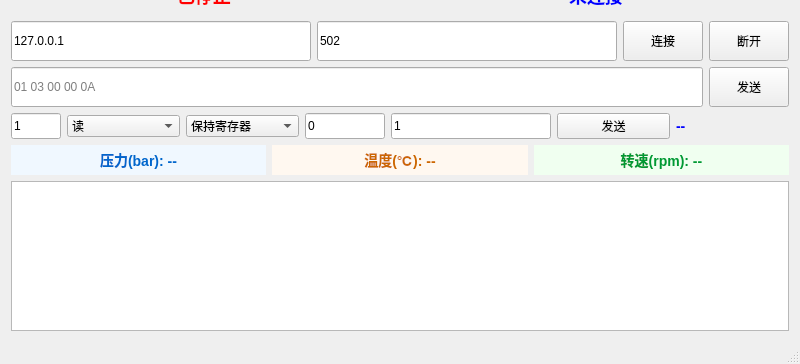
First picture: the form in hmi.ui, repository WQian886/HMI, before the edit; both pictures show x 0 to 800 and y 243 to 607 of the 800 by 607 pixel window.
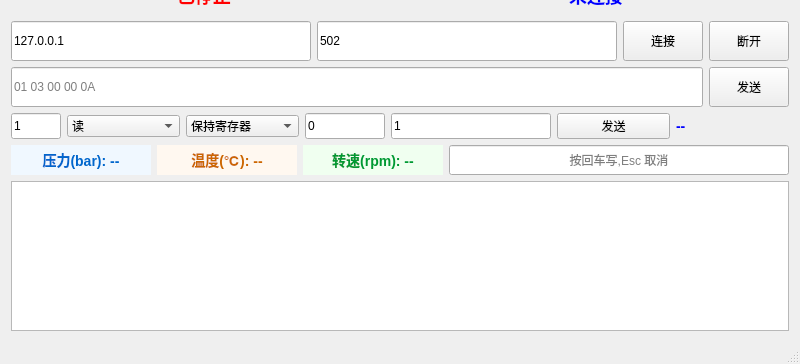
Second picture: the form after the edit.

```diff
--- a/hmi.ui
+++ b/hmi.ui
@@ -227,6 +227,20 @@
         <property name="styleSheet"><string>font-size: 14px; font-weight: bold; color: #009933; background-color: #f0fff0;</string></property>
        </widget>
       </item>
+      <!-- 阶段 4.2:UI → 变量 反向写测试入口(威纶通输入确认模式) -->
+      <item>
+       <widget class="QLineEdit" name="speedWriteEdit">
+        <property name="minimumSize">
+         <size><width>120</width><height>30</height></size>
+        </property>
+        <property name="placeholderText">
+         <string>按回车写,Esc 取消</string>
+        </property>
+        <property name="alignment">
+         <set>Qt::AlignmentFlag::AlignCenter</set>
+        </property>
+       </widget>
+      </item>
      </layout>
     </item>
     <item>
```
